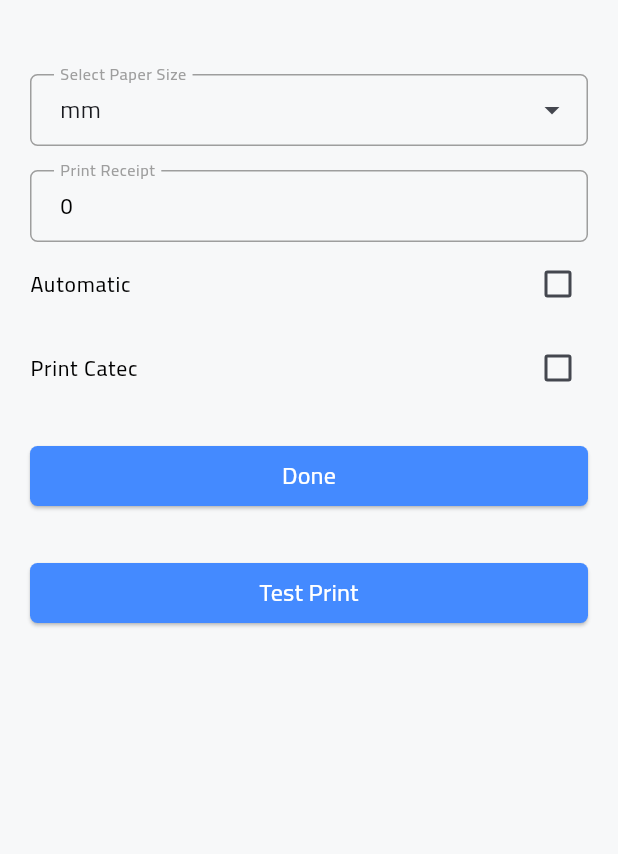
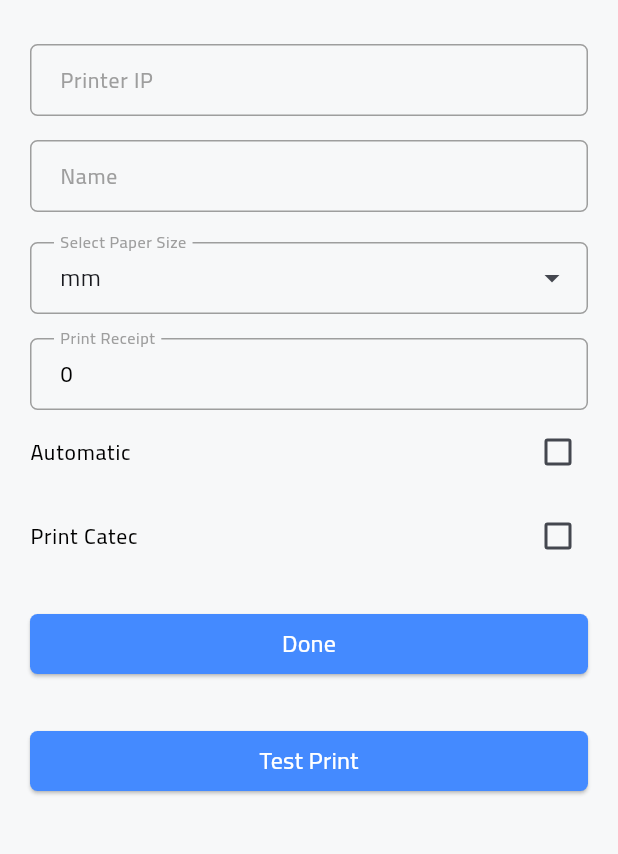
Before and after one commit to a-saber/Maly-POS, a Flutter app: the EditPrinterView screen opened directly with empty values, on a phone screen of 412 x 824 dp, the part 70-924 px from its top. Run offline on Flutter 3.47's test engine with Material 3 defaults, Android fonts, the phone set to English and light mode, and no system bars; drawn by our look-alikes of dropdown_search; our stand-ins replace animated_splash_screen, cached_network_image, dartz, dio, flutter_bloc, flutter_keyboard_visibility and 13 more; missing offline and left inert: async_searchable_dropdown, esc_pos_utils_plus, flutter_toastr, highlight_text, pdfx, sunmi_printer_plus and 1 more; accounts and stored records are empty; network calls fail; statements that could not run were skipped; key blocks and very long unbroken strings in the code were emptied for the run.

Commit message:
update in AddIpPrinter and EditPrinter

```diff
--- a/lib/features/printer/data/model/printer_model.dart
+++ b/lib/features/printer/data/model/printer_model.dart
@@ -19,6 +19,7 @@ class PrinterModel {
   String? paperSize;
   String? updatedAt;
   String? createdAt;
+  bool? fromscan;
 
   int? id;
   List<CategoryModel>? categories;
@@ -42,6 +43,7 @@ class PrinterModel {
     this.categories,
     this.discoveredPrinter,
     this.paperSize,
+    this.fromscan,
   });
 
   PrinterModel.fromJson(Map<String, dynamic> json) {
@@ -49,6 +51,7 @@ class PrinterModel {
     printerName = json['printer_name'];
     communicationType = json['communication_type'];
     paperSize = json['paper_size'];
+    fromscan = json['from_scan'];
 
     switch (json['communication_type']) {
       case 'usb':
@@ -132,6 +135,8 @@ class PrinterModel {
     }
 
     final Map<String, dynamic> data = {
+      if (address != null) 'address': address,
+      "from_scan": (fromscan ?? true) ? 1 : 0,
       'paper_size': paperSize,
       'printer_name': printerName?.trim(),
       'automatic': automatic == true ? '1' : '0',
--- a/lib/features/printer/view/add_printer_view.dart
+++ b/lib/features/printer/view/add_printer_view.dart
@@ -52,12 +52,15 @@ class EditPrinterView extends StatelessWidget {
             MyServiceLocator.getSingleton<GetCategoryCubit>().init();
             MyServiceLocator.getSingleton<GetPrintersCubit>()
                 .fetchPrintersFromApi(isFresh: true);
+            Navigator.pop(context);
           } else if (state is PrinterDataErrorState) {
             ScaffoldMessenger.of(context).showSnackBar(
               SnackBar(
-                content: Text(context.mounted
-                    ? mapStatusCodeToMessage(context, state.errMessage)
-                    : 'error'),
+                content: Text(
+                  context.mounted
+                      ? mapStatusCodeToMessage(context, state.errMessage)
+                      : 'error',
+                ),
                 backgroundColor: Colors.red,
               ),
             );
@@ -66,6 +69,8 @@ class EditPrinterView extends StatelessWidget {
         builder: (context, state) {
           final cubit = PrinterDataCubit.get(context);
           final categoriesCubit = GetCategoryCubit.get(context);
+          print("Product Mode ${printerModel.toJson([])}");
+          print("Product Mode ${printerModel.fromscan}");
 
           return Scaffold(
             appBar: CustomAppBar(
@@ -90,10 +95,11 @@ class EditPrinterView extends StatelessWidget {
                 autovalidateMode: AutovalidateMode.onUserInteraction,
                 child: ListView(
                   children: [
-                    if (printerModel.discoveredPrinter != null)
-                      _PrinterHeader(
-                          printer: printerModel.discoveredPrinter!,
-                          cubit: cubit),
+                    (printerModel.discoveredPrinter != null)
+                        ? _PrinterHeader(
+                            printer: printerModel.discoveredPrinter!,
+                            cubit: cubit)
+                        : _printerIpHeader(cubit: cubit, context: context),
                     const SizedBox(height: 20),
                     _PrinterOptions(cubit: cubit),
                     if (cubit.printCategories)
@@ -132,6 +138,23 @@ class EditPrinterView extends StatelessWidget {
   }
 }
 
+Widget _printerIpHeader(
+    {required PrinterDataCubit cubit, required BuildContext context}) {
+  return Column(
+    children: [
+      CustomFormField(
+          controller: cubit.ipController,
+          labelText: "Printer IP",
+          validator: (v) => MyFormValidators.validateIP(v, context: context)),
+      const SizedBox(height: 16),
+      CustomFormField(
+        controller: cubit.printerName,
+        labelText: S.of(context).name,
+      ),
+    ],
+  );
+}
+
 class AddPrinterView extends StatelessWidget {
   final DiscoveredPrinter discoveredPrinter;
 
@@ -164,6 +187,7 @@ class AddPrinterView extends StatelessWidget {
             MyServiceLocator.getSingleton<GetCategoryCubit>().init();
             MyServiceLocator.getSingleton<GetPrintersCubit>()
                 .fetchPrintersFromApi(isFresh: true);
+            Navigator.pop(context);
           } else if (state is PrinterDataErrorState) {
             ScaffoldMessenger.of(context).showSnackBar(
               SnackBar(
--- a/lib/features/printer/view/addipprinter_view.dart
+++ b/lib/features/printer/view/addipprinter_view.dart
@@ -13,6 +13,7 @@ import 'package:pos_app/features/categories/manager/get_category/get_category_cu
 import 'package:pos_app/core/helper/my_service_locator.dart';
 import 'package:pos_app/features/printer/data/repo/printer_repo.dart';
 import 'package:pos_app/features/printer/manager/printer_data_cubit/printer_data_cubit.dart';
+import 'package:pos_app/features/printer/manager/scan_printer/scan_printer_cubit.dart';
 import 'package:pos_app/generated/l10n.dart';
 import '../manager/printer_data_cubit/printer_data_state.dart';
 
@@ -45,6 +46,9 @@ class AddIpPrinterView extends StatelessWidget {
                   content: Text("Printer added successfully"),
                   backgroundColor: Colors.green),
             );
+            MyServiceLocator.getSingleton<GetCategoryCubit>().init();
+            MyServiceLocator.getSingleton<GetPrintersCubit>()
+                .fetchPrintersFromApi(isFresh: true);
             Navigator.pop(context);
           } else if (state is PrinterDataErrorState) {
             ScaffoldMessenger.of(context).showSnackBar(
@@ -84,7 +88,7 @@ class AddIpPrinterView extends StatelessWidget {
                         ? Center(child: CircularProgressIndicator())
                         : CustomFilledBtn(
                             text: S.of(context).done,
-                            onPressed: cubit.addPrinter,
+                            onPressed: () => cubit.addPrinter(fromScan: false),
                           ),
                     const SizedBox(height: 30),
                     CustomFilledBtn(
```
Also changed, not shown: lib/features/printer/manager/printer_data_cubit/printer_data_cubit.dart (+8 -1 lines).
